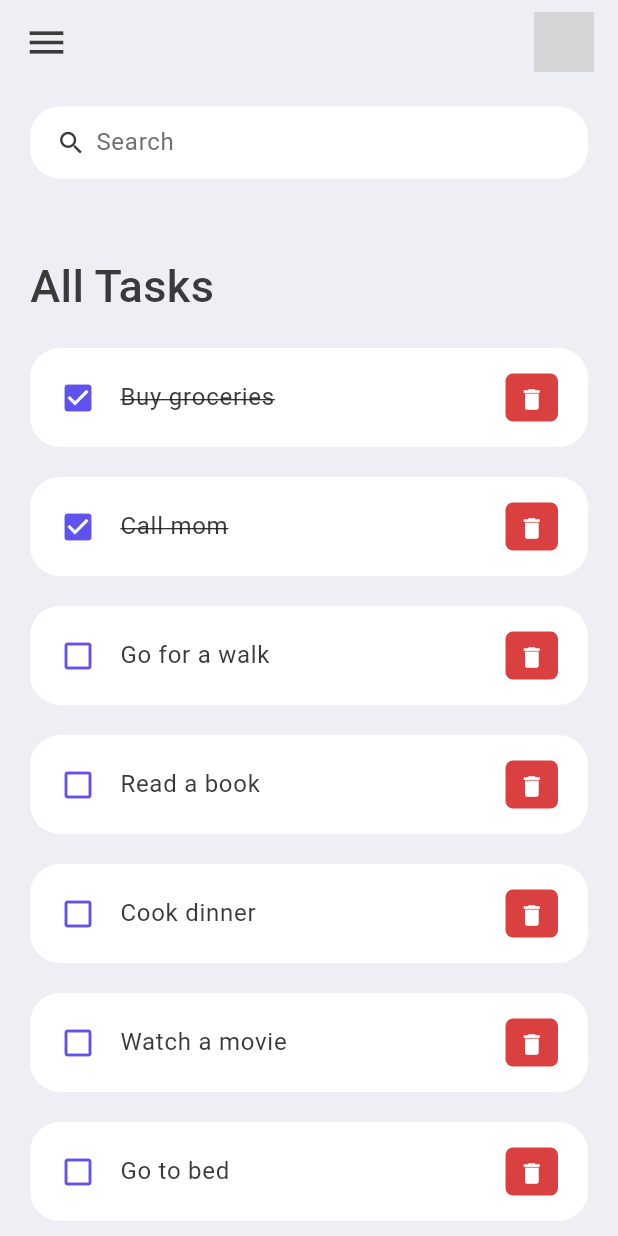
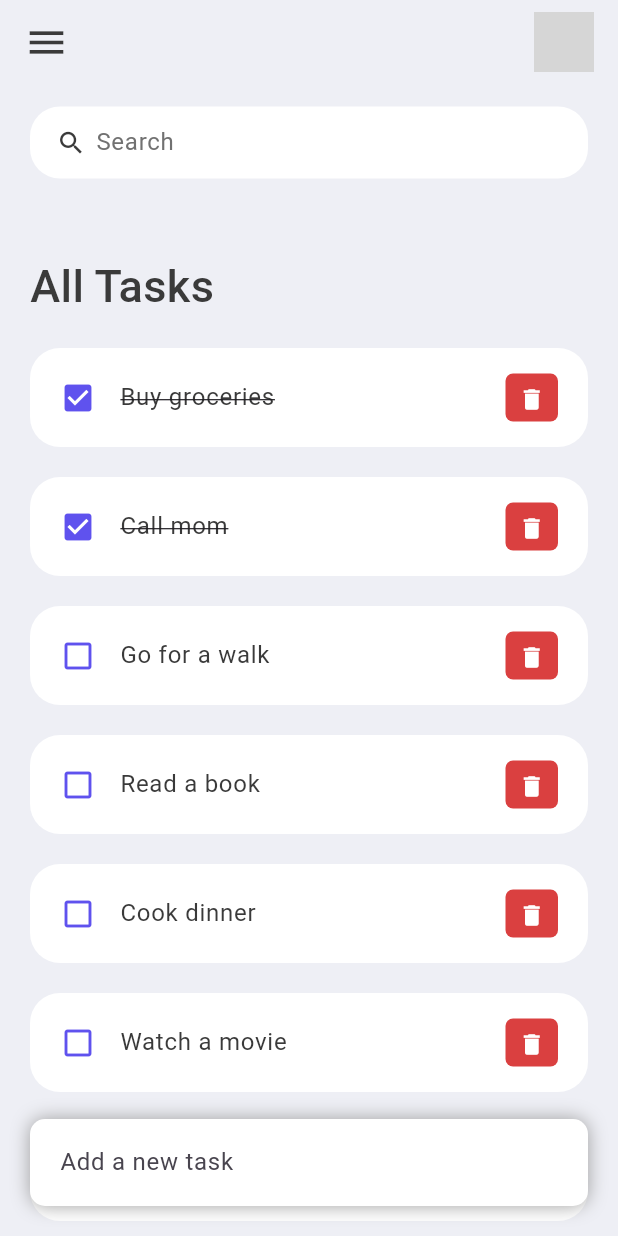
Before and after one commit to iPrakharV/ClearList-The_Ultimate_Flutter_ToDo_App, a Flutter app: the screen it shows after launch, on a phone screen of 412 x 824 dp. Run offline on Flutter 3.47's test engine with Material 3 defaults, Android fonts, the phone set to English and light mode, and no system bars; grey boxes are pictures that could not be loaded.

Commit message:
added new task bas in bottom

```diff
--- a/lib/screens/home.dart
+++ b/lib/screens/home.dart
@@ -13,7 +13,9 @@ class Home extends StatelessWidget {
     return Scaffold(
       backgroundColor: tdBGColor,
       appBar: _buildAppBar(), // Corrected method name to camelCase
-      body: Container(
+      body: Stack(
+        children: [
+          Container(
             padding: const EdgeInsets.symmetric(horizontal: 20, vertical: 15),
             child: Column(children: [
               searchBox(),
@@ -39,6 +41,42 @@ class Home extends StatelessWidget {
                 ),
               ),
             ]),
+          ),
+          Align(
+            alignment: Alignment.bottomCenter,
+            child: Row(
+              children: [
+                Expanded(
+                    child: Container(
+                        margin: EdgeInsets.only(
+                          bottom: 20,
+                          left: 20,
+                          right: 20,
+                        ),
+                        padding: const EdgeInsets.symmetric(
+                            horizontal: 20, vertical: 5),
+                        decoration: BoxDecoration(
+                          color: Colors.white,
+                          boxShadow: const [
+                            BoxShadow(
+                              color: Colors.grey,
+                              offset: Offset(0.0, 0.0),
+                              blurRadius: 10.0,
+                              spreadRadius: 0.0,
+                            ),
+                          ],
+                          borderRadius: BorderRadius.circular(10),
+                        ),
+                        child: TextField(
+                          decoration: InputDecoration(
+                            border: InputBorder.none,
+                            hintText: 'Add a new task',
+                          ),
+                        )))
+              ],
+            ),
+          ),
+        ],
       ),
     );
   }
```
Lines whose indentation alone changed are shown as unchanged.
